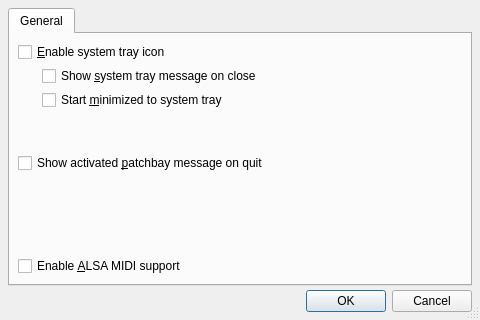
Old version of the form src/qpwgraph_options.ui in the repository rncbc/qpwgraph.
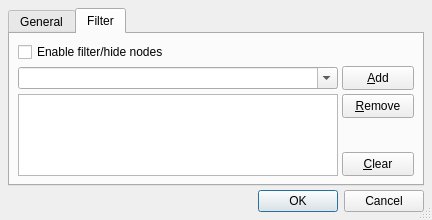
New version of the form. The open tabs and pages were chosen to show the change. Icons and pictures are not drawn.

Commit message: - Introducing Graph/Options.../Filter to hide nodesby name pattern. (EXPERIMENTAL)

The edit to the form file:
```diff
--- a/src/qpwgraph_options.ui
+++ b/src/qpwgraph_options.ui
@@ -26,8 +26,8 @@
    <rect>
     <x>0</x>
     <y>0</y>
-    <width>480</width>
-    <height>320</height>
+    <width>240</width>
+    <height>120</height>
    </rect>
   </property>
   <property name="windowTitle">
@@ -39,6 +39,12 @@
   <property name="sizeGripEnabled">
    <bool>true</bool>
   </property>
+  <property name="maximumSize">
+   <size>
+    <width>480</width>
+    <height>240</height>
+   </size>
+  </property>
   <layout class="QVBoxLayout">
    <item>
     <widget class="QTabWidget" name="OptionsTabWidget">
@@ -212,6 +218,174 @@
        </item>
       </layout>
      </widget>
+     <widget class="QWidget" name="FilterNodesTabPage">
+      <attribute name="title">
+       <string>Filter</string>
+      </attribute>
+      <layout class="QGridLayout">
+       <item row="0" column="0" colspan="2">
+        <widget class="QCheckBox" name="FilterNodesEnabledCheckBox">
+         <property name="font">
+          <font>
+           <weight>50</weight>
+           <bold>false</bold>
+          </font>
+         </property>
+         <property name="toolTip">
+          <string>Whether to filter/hide nodes from the graph</string>
+         </property>
+         <property name="text">
+          <string>Enable filter/hide nodes</string>
+         </property>
+        </widget>
+       </item>
+       <item row="1" column="0">
+        <widget class="QComboBox" name="FilterNodesNameComboBox">
+         <property name="font">
+          <font>
+           <weight>50</weight>
+           <bold>false</bold>
+          </font>
+         </property>
+         <property name="toolTip">
+          <string>Node name (pattern)</string>
+         </property>
+         <property name="editable">
+          <bool>true</bool>
+         </property>
+        </widget>
+       </item>
+       <item row="1" column="1">
+        <widget class="QToolButton" name="FilterNodesAddToolButton">
+         <property name="minimumSize">
+          <size>
+           <width>72</width>
+           <height>24</height>
+          </size>
+         </property>
+         <property name="font">
+          <font>
+           <weight>50</weight>
+           <bold>false</bold>
+          </font>
+         </property>
+         <property name="toolTip">
+          <string>Add node type and name (pattern) to filter/hide list</string>
+         </property>
+         <property name="text">
+          <string>&amp;Add</string>
+         </property>
+         <property name="toolButtonStyle">
+          <enum>Qt::ToolButtonTextBesideIcon</enum>
+         </property>
+        </widget>
+       </item>
+       <item row="2" column="0" rowspan="3">
+        <widget class="QListWidget" name="FilterNodesListWidget">
+         <property name="minimumSize">
+          <size>
+           <width>320</width>
+           <height>80</height>
+          </size>
+         </property>
+         <property name="font">
+          <font>
+           <weight>50</weight>
+           <bold>false</bold>
+          </font>
+         </property>
+         <property name="toolTip">
+          <string>Node type and name (pattern) filter/hide list</string>
+         </property>
+         <property name="selectionBehavior">
+          <enum>QAbstractItemView::SelectRows</enum>
+         </property>
+         <property name="uniformItemSizes">
+          <bool>true</bool>
+         </property>
+        </widget>
+       </item>
+       <item row="2" column="1">
+        <widget class="QToolButton" name="FilterNodesRemoveToolButton">
+         <property name="minimumSize">
+          <size>
+           <width>72</width>
+           <height>24</height>
+          </size>
+         </property>
+         <property name="font">
+          <font>
+           <weight>50</weight>
+           <bold>false</bold>
+          </font>
+         </property>
+         <property name="toolTip">
+          <string>Remove node type and name (pattern) from filter/hide list</string>
+         </property>
+         <property name="text">
+          <string>&amp;Remove</string>
+         </property>
+         <property name="toolButtonStyle">
+          <enum>Qt::ToolButtonTextBesideIcon</enum>
+         </property>
+        </widget>
+       </item>
+       <item row="3" column="1">
+        <spacer>
+         <property name="orientation">
+          <enum>Qt::Vertical</enum>
+         </property>
+         <property name="sizeHint">
+          <size>
+           <width>20</width>
+           <height>8</height>
+          </size>
+         </property>
+        </spacer>
+       </item>
+       <item row="4" column="1">
+        <widget class="QToolButton" name="FilterNodesClearToolButton">
+         <property name="minimumSize">
+          <size>
+           <width>72</width>
+           <height>24</height>
+          </size>
+         </property>
+         <property name="font">
+          <font>
+           <weight>50</weight>
+           <bold>false</bold>
+          </font>
+         </property>
+         <property name="toolTip">
+          <string>Clear filter/hide list</string>
+         </property>
+         <property name="text">
+          <string>&amp;Clear</string>
+         </property>
+         <property name="toolButtonStyle">
+          <enum>Qt::ToolButtonTextBesideIcon</enum>
+         </property>
+        </widget>
+       </item>
+       <item row="5" column="0" colspan="2">
+        <spacer>
+         <property name="orientation">
+          <enum>Qt::Vertical</enum>
+         </property>
+         <property name="sizeType">
+          <enum>QSizePolicy::Expanding</enum>
+         </property>
+         <property name="sizeHint">
+          <size>
+           <width>20</width>
+           <height>8</height>
+          </size>
+         </property>
+        </spacer>
+       </item>
+      </layout>
+     </widget>
     </widget>
    </item>
    <item>
```
Left out of the diff: 7 changed lines with no effect on the pictures. The commit also changes 10 other files.
